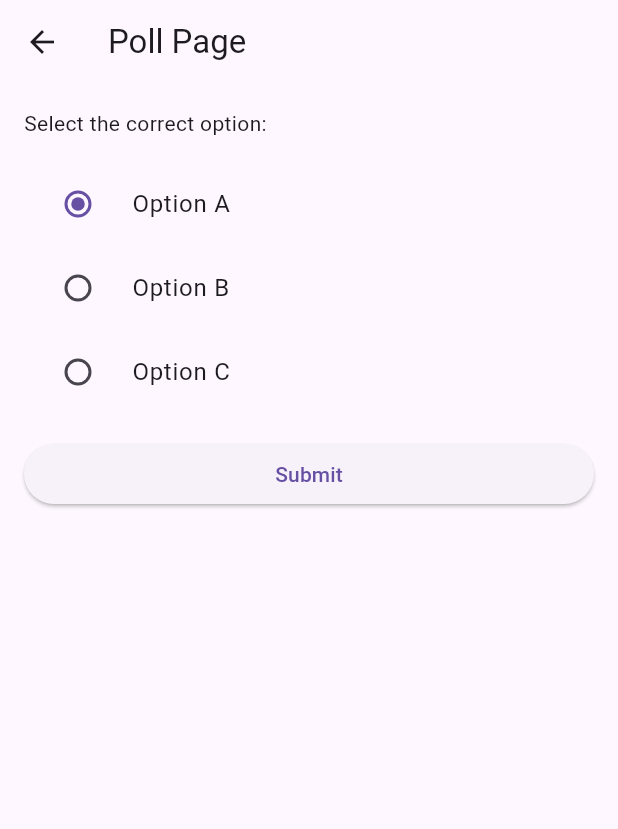
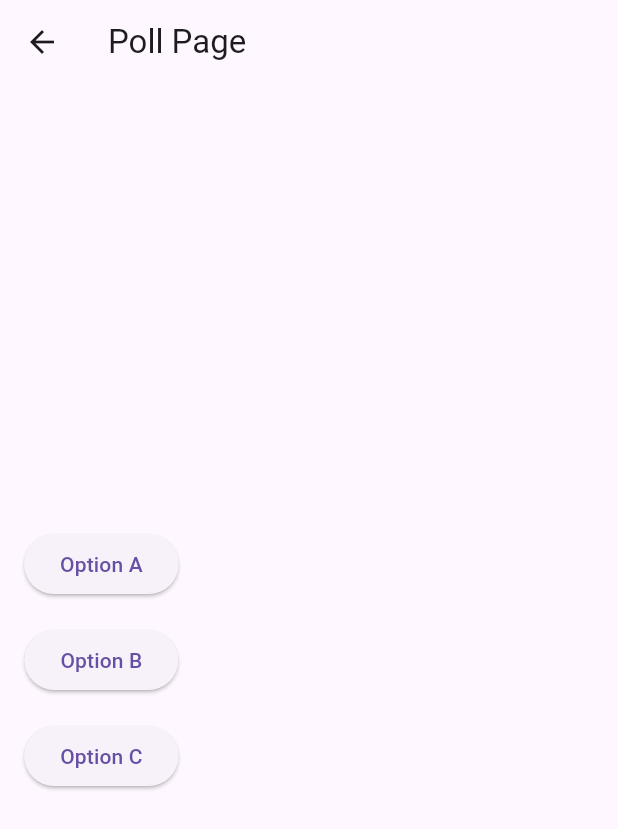
Before and after one commit to Rahanjose19/KeriVaa, a Flutter app: the PollPage screen opened directly, after a tap on "Option A", on a phone screen of 412 x 824 dp. Shown: the top 829 px of the screen. Run offline on Flutter 3.47's test engine with Material 3 defaults, Android fonts, the phone set to English and light mode, and no system bars; our stand-ins replace flutter_dotenv, shared_preferences, supabase, video_player; accounts and stored records are empty.

```diff
--- a/lib/enterWidget.dart
+++ b/lib/enterEventPage.dart
@@ -42,3 +42,11 @@ class _EnterEventCodePageState extends State<EnterEventCodePage> {
     );
   }
 }
+
+void main() {
+  runApp(
+    MaterialApp(
+      home: EnterEventCodePage(),
+    ),
+  );
+}
--- a/lib/pollpage.dart
+++ b/lib/pollpage.dart
@@ -1,33 +1,117 @@
+// import 'package:flutter/material.dart';
+
+// class PollPage extends StatefulWidget {
+//   const PollPage({Key? key}) : super(key: key);
+
+//   @override
+//   _PollPageState createState() => _PollPageState();
+// }
+
+// class _PollPageState extends State<PollPage> {
+//   String selectedOption = '';
+//   bool isCorrect = false;
+
+//   void checkAnswer() {
+//     // Replace this with your logic to check if the selected option is correct
+//     // For this example, let's assume the correct option is 'Option B'
+//     setState(() {
+//       isCorrect = selectedOption == 'Option B';
+//     });
+
+//     // Update reward points if the answer is correct
+//     if (isCorrect) {
+//       updateRewardPoints();
+//     }
+//   }
+
+//   void updateRewardPoints() {
+//     // Replace this with your logic to update reward points
+//     // For this example, let's print a message
+//     print('Reward points updated!');
+//   }
+
+//   @override
+//   Widget build(BuildContext context) {
+//     return Scaffold(
+//       appBar: AppBar(
+//         title: Text('Poll Page'),
+//       ),
+//       body: Padding(
+//         padding: const EdgeInsets.all(16.0),
+//         child: Column(
+//           crossAxisAlignment: CrossAxisAlignment.stretch,
+//           children: [
+//             Text('Select the correct option:'),
+//             SizedBox(height: 16.0),
+//             RadioListTile<String>(
+//               title: Text('Option A'),
+//               value: 'Option A',
+//               groupValue: selectedOption,
+//               onChanged: (value) {
+//                 setState(() {
+//                   selectedOption = value!;
+//                 });
+//               },
+//             ),
+//             RadioListTile<String>(
+//               title: Text('Option B'),
+//               value: 'Option B',
+//               groupValue: selectedOption,
+//               onChanged: (value) {
+//                 setState(() {
+//                   selectedOption = value!;
+//                 });
+//               },
+//             ),
+//             RadioListTile<String>(
+//               title: Text('Option C'),
+//               value: 'Option C',
+//               groupValue: selectedOption,
+//               onChanged: (value) {
+//                 setState(() {
+//                   selectedOption = value!;
+//                 });
+//               },
+//             ),
+//             SizedBox(height: 16.0),
+//             ElevatedButton(
+//               onPressed: () {
+//                 checkAnswer();
+//               },
+//               child: Text('Submit'),
+//             ),
+//             SizedBox(height: 16.0),
+//             if (isCorrect) Text('Congratulations! Your answer is correct.'),
+//           ],
+//         ),
+//       ),
+//     );
+//   }
+// }
+
+// void main() {
+//   runApp(MaterialApp(
+//     home: PollPage(),
+//   ));
+// }
+
 import 'package:flutter/material.dart';
 
 class PollPage extends StatefulWidget {
-  const PollPage({Key? key}) : super(key: key);
-
   @override
   _PollPageState createState() => _PollPageState();
 }
 
 class _PollPageState extends State<PollPage> {
-  String selectedOption = '';
-  bool isCorrect = false;
+  String selectedOption =
+      ''; // Holds the value associated with the chosen option
 
-  void checkAnswer() {
-    // Replace this with your logic to check if the selected option is correct
-    // For this example, let's assume the correct option is 'Option B'
+  void _handleOptionSelected(String optionValue) {
     setState(() {
-      isCorrect = selectedOption == 'Option B';
+      selectedOption = optionValue;
     });
-
-    // Update reward points if the answer is correct
-    if (isCorrect) {
-      updateRewardPoints();
-    }
-  }
-
-  void updateRewardPoints() {
-    // Replace this with your logic to update reward points
-    // For this example, let's print a message
-    print('Reward points updated!');
+    // You can add further logic here based on the selected option value
+    print('Selected Option: $selectedOption');
   }
 
   @override
@@ -39,58 +123,34 @@ class _PollPageState extends State<PollPage> {
       body: Padding(
         padding: const EdgeInsets.all(16.0),
         child: Column(
-          crossAxisAlignment: CrossAxisAlignment.stretch,
+          mainAxisAlignment: MainAxisAlignment.center,
           children: [
-            Text('Select the correct option:'),
-            SizedBox(height: 16.0),
-            RadioListTile<String>(
-              title: Text('Option A'),
-              value: 'Option A',
-              groupValue: selectedOption,
-              onChanged: (value) {
-                setState(() {
-                  selectedOption = value!;
-                });
-              },
-            ),
-            RadioListTile<String>(
-              title: Text('Option B'),
-              value: 'Option B',
-              groupValue: selectedOption,
-              onChanged: (value) {
-                setState(() {
-                  selectedOption = value!;
-                });
-              },
-            ),
-            RadioListTile<String>(
-              title: Text('Option C'),
-              value: 'Option C',
-              groupValue: selectedOption,
-              onChanged: (value) {
-                setState(() {
-                  selectedOption = value!;
-                });
-              },
-            ),
-            SizedBox(height: 16.0),
-            ElevatedButton(
-              onPressed: () {
-                checkAnswer();
-              },
-              child: Text('Submit'),
-            ),
-            SizedBox(height: 16.0),
-            if (isCorrect) Text('Congratulations! Your answer is correct.'),
+            _buildOptionButton('Option A', 'ValueA'),
+            _buildOptionButton('Option B', 'ValueB'),
+            _buildOptionButton('Option C', 'ValueC'),
           ],
         ),
+      ),
+    );
+  }
+
+  Widget _buildOptionButton(String optionText, String optionValue) {
+    return Padding(
+      padding: const EdgeInsets.symmetric(vertical: 8.0),
+      child: ElevatedButton(
+        onPressed: () {
+          _handleOptionSelected(optionValue);
+        },
+        child: Text(optionText),
       ),
     );
   }
 }
 
 void main() {
-  runApp(MaterialApp(
-    home: PollPage(),
-  ));
+  runApp(
+    MaterialApp(
+      home: PollPage(),
+    ),
+  );
 }
--- a/lib/userdashboard.dart
+++ b/lib/userdashboard.dart
@@ -2,7 +2,7 @@ import 'package:flutter/material.dart';
 import 'package:http/http.dart' as http;
 import 'dart:convert';
 import 'userEventList.dart';
-import 'enterWidget.dart';
+import 'enterEventPage.dart';
 
 class User {
   final int id;
```
Also changed, not shown: lib/eventlist.dart (line endings or trailing spaces).
